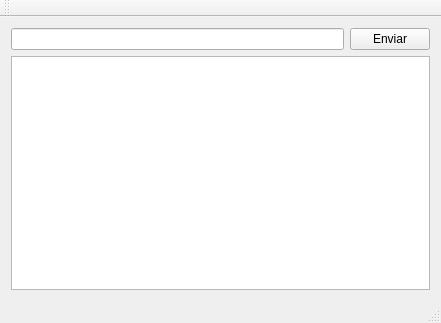
Qt form mainwindow.ui (micheldavalos/Arduino_GUI) before a commit.
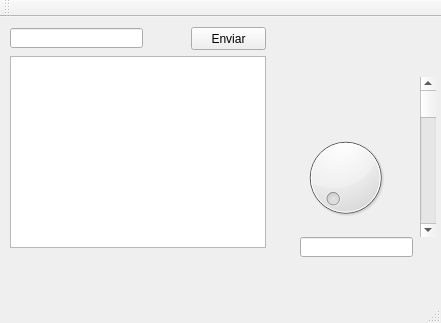
The same form after that commit.

Commit message: funciona el dial

```diff
--- a/mainwindow.ui
+++ b/mainwindow.ui
@@ -14,25 +14,72 @@
    <string>MainWindow</string>
   </property>
   <widget class="QWidget" name="centralWidget">
-   <layout class="QGridLayout" name="gridLayout_2">
-    <item row="0" column="0">
-     <layout class="QGridLayout" name="gridLayout">
-      <item row="0" column="1">
-       <widget class="QPushButton" name="botonEnviar">
-        <property name="text">
-         <string>Enviar</string>
-        </property>
-       </widget>
-      </item>
-      <item row="0" column="0">
-       <widget class="QLineEdit" name="lineEditEnviar"/>
-      </item>
-      <item row="1" column="0" colspan="2">
-       <widget class="QPlainTextEdit" name="plainTextEditRespuesta"/>
-      </item>
-     </layout>
-    </item>
-   </layout>
+   <widget class="QDial" name="dial">
+    <property name="geometry">
+     <rect>
+      <x>300</x>
+      <y>100</y>
+      <width>91</width>
+      <height>121</height>
+     </rect>
+    </property>
+   </widget>
+   <widget class="QLineEdit" name="lineEdit">
+    <property name="geometry">
+     <rect>
+      <x>300</x>
+      <y>220</y>
+      <width>113</width>
+      <height>20</height>
+     </rect>
+    </property>
+   </widget>
+   <widget class="QScrollBar" name="verticalScrollBar">
+    <property name="geometry">
+     <rect>
+      <x>420</x>
+      <y>60</y>
+      <width>16</width>
+      <height>160</height>
+     </rect>
+    </property>
+    <property name="orientation">
+     <enum>Qt::Vertical</enum>
+    </property>
+   </widget>
+   <widget class="QPushButton" name="botonEnviar">
+    <property name="geometry">
+     <rect>
+      <x>191</x>
+      <y>10</y>
+      <width>75</width>
+      <height>23</height>
+     </rect>
+    </property>
+    <property name="text">
+     <string>Enviar</string>
+    </property>
+   </widget>
+   <widget class="QLineEdit" name="lineEditEnviar">
+    <property name="geometry">
+     <rect>
+      <x>10</x>
+      <y>11</y>
+      <width>133</width>
+      <height>20</height>
+     </rect>
+    </property>
+   </widget>
+   <widget class="QPlainTextEdit" name="plainTextEditRespuesta">
+    <property name="geometry">
+     <rect>
+      <x>10</x>
+      <y>39</y>
+      <width>256</width>
+      <height>192</height>
+     </rect>
+    </property>
+   </widget>
   </widget>
   <widget class="QToolBar" name="mainToolBar">
    <attribute name="toolBarArea">
```
Left out of the diff: 2 changed lines with no effect on the pictures. The commit also changes 2 other files.
